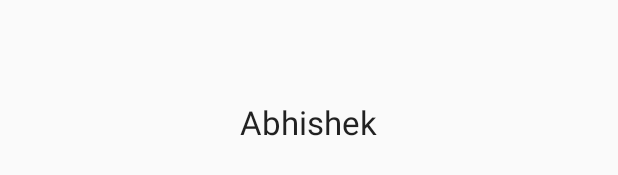
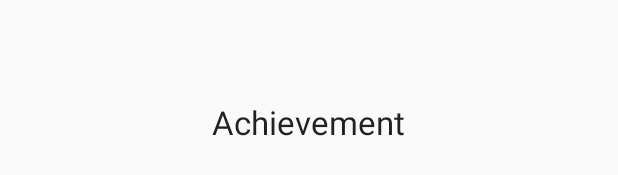
Before and after one commit to AnujSehgall/HelpingHand, an Android app: the layout activity_bsf__achiv.xml on its own in the app's theme, with its tools: preview values and no code run, on a phone screen of 412 x 824 dp. Shown: the part 496-671 px from the top of the screen. Run offline under Robolectric (Android 15) with nearby library versions, the phone set to English and light mode, and no system bars.

Commit message:
Merge branch 'master' of /home/abhi/HelpingHand with conflicts.

```diff
--- a/app/src/main/res/layout/activity_bsf__achiv.xml
+++ b/app/src/main/res/layout/activity_bsf__achiv.xml
@@ -13,7 +13,7 @@
         android:layout_width="wrap_content"
         android:layout_height="wrap_content"
         android:textAppearance="?android:attr/textAppearanceLarge"
-        android:text="Abhishek"
+        android:text="Achievement"
         android:id="@+id/textView4"
         android:layout_centerVertical="true"
         android:layout_centerHorizontal="true" />
```
